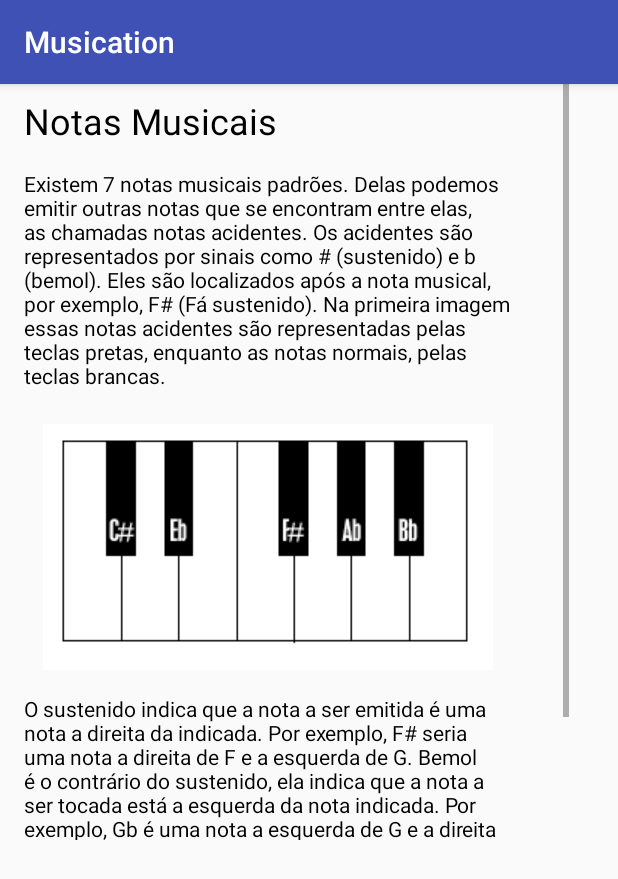
After one commit to BrenoUSP/MusicApp, an Android app: the lvl2_notmus_3 screen opened directly, with no data from a screen before it, on a phone screen of 412 x 824 dp. The commit adds this screen. Shown: the top 879 px of the screen. Run offline under Robolectric (Android 15) with nearby library versions, the phone set to English and light mode, and no system bars.

Commit message:
Segunda parte das notas musicais.

```diff
--- a/Software/Musication/app/src/main/AndroidManifest.xml
+++ b/Software/Musication/app/src/main/AndroidManifest.xml
@@ -44,8 +44,9 @@
         <activity android:name=".lvl1_teomus_2" />
         <activity
             android:name=".lvl2_content"
-            android:theme="@style/AppTheme.NoActionBar">
-        </activity>
+            android:theme="@style/AppTheme.NoActionBar" />
+        <activity android:name=".lvl2_notmus_3" />
+        <activity android:name=".lvl2_notmus_4"></activity>
     </application>
 
 </manifest>
--- /dev/null
+++ b/Software/Musication/app/src/main/java/efestus/musication/lvl2_notmus_3.java
@@ -0,0 +1,25 @@
+package efestus.musication;
+
+import android.content.Intent;
+import android.support.v7.app.AppCompatActivity;
+import android.os.Bundle;
+import android.view.View;
+import android.widget.Button;
+
+public class lvl2_notmus_3 extends AppCompatActivity {
+
+    @Override
+    protected void onCreate(Bundle savedInstanceState) {
+        super.onCreate(savedInstanceState);
+        setContentView(R.layout.activity_lvl2_notmus_3);
+
+        Button but4 = (Button) findViewById(R.id.button4);
+        but4.setOnClickListener(new View.OnClickListener() {
+            @Override
+            public void onClick(View view) {
+                Intent intent = new Intent(lvl2_notmus_3.this, lvl2_notmus_4.class);
+                startActivity(intent);
+            }
+        });
+    }
+}
--- a/Software/Musication/app/src/main/res/layout/activity_lvl1_content.xml
+++ b/Software/Musication/app/src/main/res/layout/activity_lvl1_content.xml
@@ -25,7 +25,7 @@
         app:layout_constraintHorizontal_bias="0.501"
         app:layout_constraintStart_toStartOf="parent"
         app:layout_constraintTop_toTopOf="parent"
-        app:layout_constraintVertical_bias="0.948" />
+        app:layout_constraintVertical_bias="0.983" />
 
     <Button
         android:id="@+id/button3"
--- /dev/null
+++ b/Software/Musication/app/src/main/res/layout/activity_lvl2_notmus_3.xml
@@ -0,0 +1,120 @@
+<?xml version="1.0" encoding="utf-8"?>
+<android.support.constraint.ConstraintLayout xmlns:android="http://schemas.android.com/apk/res/android"
+    xmlns:app="http://schemas.android.com/apk/res-auto"
+    xmlns:tools="http://schemas.android.com/tools"
+    android:layout_width="match_parent"
+    android:layout_height="match_parent"
+    tools:context=".lvl2_notmus_3">
+
+    <ScrollView
+        android:id="@+id/scrollView3"
+        android:layout_width="371dp"
+        android:layout_height="504dp"
+        android:layout_marginLeft="8dp"
+        android:layout_marginStart="8dp"
+        app:layout_constraintBottom_toBottomOf="parent"
+        app:layout_constraintEnd_toEndOf="parent"
+        app:layout_constraintHorizontal_bias="0.0"
+        app:layout_constraintStart_toStartOf="parent"
+        app:layout_constraintTop_toTopOf="parent"
+        app:layout_constraintVertical_bias="0.0">
+
+        <LinearLayout
+            android:layout_width="wrap_content"
+            android:layout_height="match_parent"
+            android:orientation="vertical">
+
+            <TextView
+                android:id="@+id/textView3"
+                android:layout_width="325dp"
+                android:layout_height="wrap_content"
+                android:layout_marginBottom="8dp"
+                android:layout_marginEnd="8dp"
+                android:layout_marginLeft="8dp"
+                android:layout_marginRight="8dp"
+                android:layout_marginStart="8dp"
+                android:layout_marginTop="8dp"
+                android:text="Notas Musicais"
+                android:textColor="@android:color/background_dark"
+                android:textSize="24sp"
+                app:layout_constraintBottom_toBottomOf="parent"
+                app:layout_constraintEnd_toEndOf="parent"
+                app:layout_constraintHorizontal_bias="0.039"
+                app:layout_constraintStart_toStartOf="parent"
+                app:layout_constraintTop_toTopOf="parent"
+                app:layout_constraintVertical_bias="0.017" />
+
+            <TextView
+                android:id="@+id/textView10"
+                android:layout_width="match_parent"
+                android:layout_height="154dp"
+                android:layout_marginBottom="8dp"
+                android:layout_marginEnd="8dp"
+                android:layout_marginLeft="8dp"
+                android:layout_marginRight="8dp"
+                android:layout_marginStart="8dp"
+                android:layout_marginTop="8dp"
+                android:text="Existem 7 notas musicais padrões. Delas podemos emitir outras notas que se encontram entre elas, as chamadas notas acidentes. Os acidentes são representados por sinais como # (sustenido) e b (bemol). Eles são localizados após a nota musical, por exemplo, F# (Fá sustenido). Na primeira imagem essas notas acidentes são representadas pelas teclas pretas, enquanto as notas normais, pelas teclas brancas. "
+                android:textColor="@android:color/background_dark"
+                app:layout_constraintBottom_toBottomOf="parent"
+                app:layout_constraintEnd_toEndOf="parent"
+                app:layout_constraintStart_toStartOf="parent"
+                app:layout_constraintTop_toTopOf="parent"
+                app:layout_constraintVertical_bias="0.136" />
+
+            <ImageView
+                android:id="@+id/imageView4"
+                android:layout_width="match_parent"
+                android:layout_height="wrap_content"
+                android:layout_marginBottom="8dp"
+                android:layout_marginEnd="8dp"
+                android:layout_marginLeft="8dp"
+                android:layout_marginRight="8dp"
+                android:layout_marginStart="8dp"
+                android:layout_marginTop="8dp"
+                app:layout_constraintBottom_toBottomOf="parent"
+                app:layout_constraintEnd_toEndOf="parent"
+                app:layout_constraintStart_toStartOf="parent"
+                app:layout_constraintTop_toTopOf="parent"
+                app:layout_constraintVertical_bias="0.416"
+                app:srcCompat="@drawable/lvl2_notmus_img2" />
+
+            <TextView
+                android:id="@+id/textView15"
+                android:layout_width="match_parent"
+                android:layout_height="123dp"
+                android:layout_marginBottom="8dp"
+                android:layout_marginEnd="8dp"
+                android:layout_marginLeft="8dp"
+                android:layout_marginRight="8dp"
+                android:layout_marginStart="8dp"
+                android:layout_marginTop="8dp"
+                android:text="O sustenido indica que a nota a ser emitida é uma nota a direita da indicada. Por exemplo, F# seria uma nota a direita de F e a esquerda de G. Bemol é o contrário do sustenido, ela indica que a nota a ser tocada está a esquerda da nota indicada. Por exemplo, Gb é uma nota a esquerda de G e a direita de F."
+                android:textColor="@android:color/background_dark"
+                app:layout_constraintBottom_toBottomOf="@+id/scrollView3"
+                app:layout_constraintEnd_toEndOf="parent"
+                app:layout_constraintHorizontal_bias="0.507"
+                app:layout_constraintStart_toStartOf="parent"
+                app:layout_constraintTop_toTopOf="parent"
+                app:layout_constraintVertical_bias="0.928" />
+
+            <Button
+                android:id="@+id/button4"
+                android:layout_width="match_parent"
+                android:layout_height="wrap_content"
+                android:layout_marginBottom="8dp"
+                android:layout_marginEnd="8dp"
+                android:layout_marginLeft="8dp"
+                android:layout_marginRight="8dp"
+                android:layout_marginStart="8dp"
+                android:layout_marginTop="8dp"
+                android:text="Próximo"
+                app:layout_constraintBottom_toBottomOf="parent"
+                app:layout_constraintEnd_toEndOf="parent"
+                app:layout_constraintStart_toStartOf="parent"
+                app:layout_constraintTop_toTopOf="@+id/scrollView3" />
+
+        </LinearLayout>
+    </ScrollView>
+
+</android.support.constraint.ConstraintLayout>
```
Also changed, not shown: Software/Musication/app/src/main/java/efestus/musication/lvl2_notmus_2.java (+9 -0 lines), Software/Musication/app/src/main/java/efestus/musication/lvl2_notmus_4.java (added, +34 -0 lines), Software/Musication/app/src/main/res/layout/activity_lvl2_content.xml (+4 -4 lines), Software/Musication/app/src/main/res/layout/activity_lvl2_notmus_4.xml (added, +88 -0 lines), Software/Musication/app/src/main/res/drawable/lvl2_notmus_img2.png (added).
